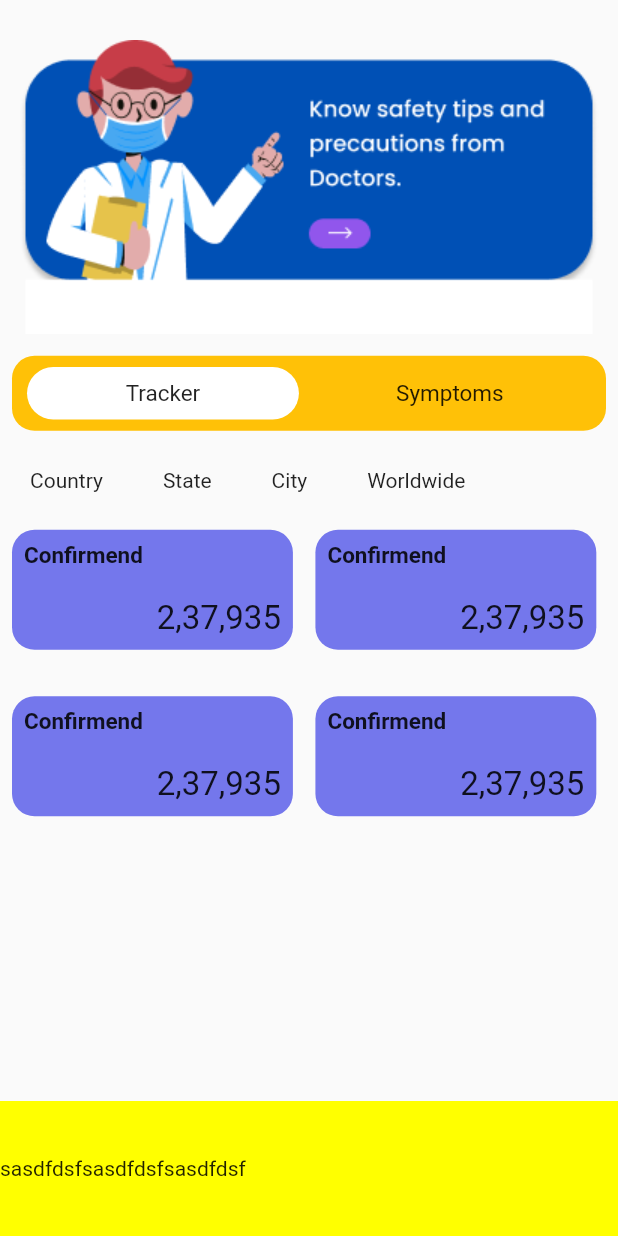
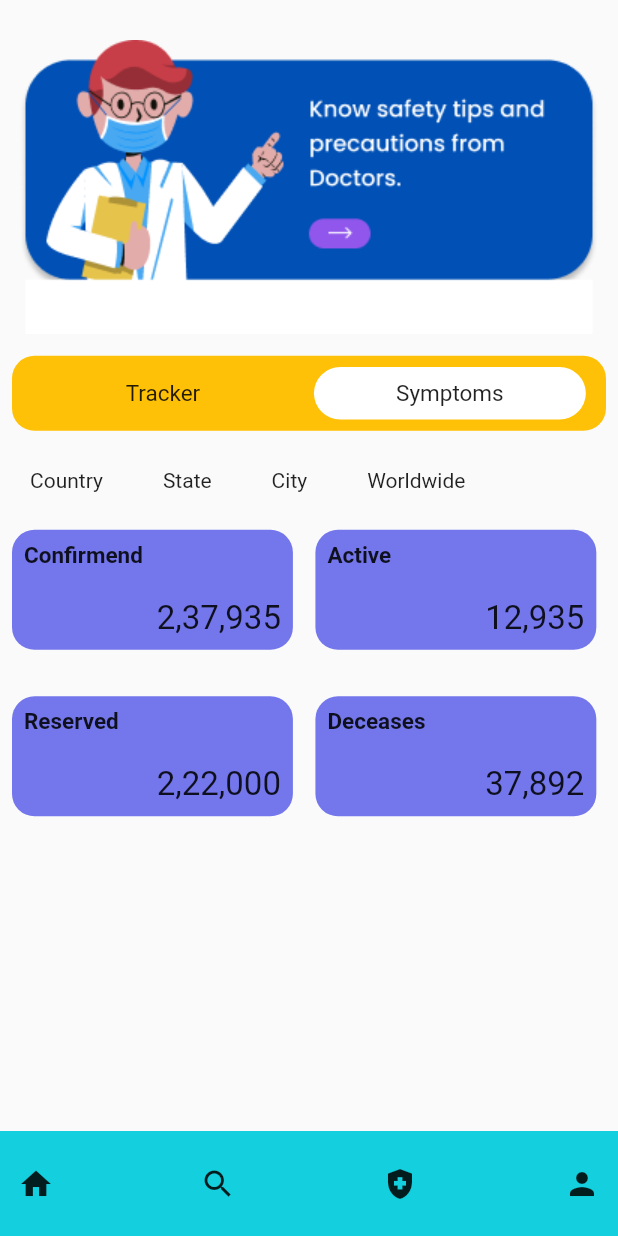
Before and after one commit to Covid-19-Self-Assistant/Final-Project-Mobile-APP, a Flutter app: the DetailsPage screen opened directly, on a phone screen of 412 x 824 dp. Run offline on Flutter 3.47's test engine with Material 2 defaults, Android fonts, the phone set to English and light mode, and no system bars; our stand-ins replace animate_do; missing offline and left inert: qr_code_scanner.

Commit message:
qr scanner

```diff
--- a/lib/details_pages/details_screen.dart
+++ b/lib/details_pages/details_screen.dart
@@ -1,3 +1,4 @@
+import 'package:dating_app/QR/scan.dart';
 import 'package:flutter/material.dart';
 
 class DetailsPage extends StatefulWidget {
@@ -11,17 +12,43 @@ class _DetailsPageState extends State<DetailsPage> {
   @override
   Widget build(BuildContext context) {
     final size = MediaQuery.of(context).size;
-    bool tracker = true;
-    bool symptoms = false;
+    bool tracker = false;
+    bool symptoms = true;
     return Scaffold(
       bottomNavigationBar: Container(
-        height: 90,
-        color: Colors.yellowAccent,
+        height: 70,
+        color: Color.fromARGB(255, 20, 207, 221),
         child: Row(
+          mainAxisAlignment: MainAxisAlignment.spaceBetween,
           children: [
-            Text("sasdfdsf"),
-            Text("sasdfdsf"),
-            Text("sasdfdsf"),
+            IconButton(
+              onPressed: () {},
+              icon: Icon(Icons.home),
+            ),
+
+            IconButton(
+              onPressed: () {},
+              icon: Icon(Icons.search),
+            ),
+
+            IconButton(
+              onPressed: () {
+                Navigator.of(context)
+                    .push(MaterialPageRoute(builder: (context) => Scan()));
+              },
+              icon: Icon(
+                Icons.health_and_safety,
+              ),
+            ),
+
+            IconButton(
+              onPressed: () {},
+              icon: Icon(Icons.person),
+            ),
+
+            // Text("sasdfdsf"),
+            // Text("sasdfdsf"),
+            // Text("sasdfdsf"),
           ],
         ),
       ),
@@ -121,8 +148,8 @@ class _DetailsPageState extends State<DetailsPage> {
                   ),
                   DetailsTile(
                       size: size,
-                      title: "Confirmend",
-                      count: "2,37,935",
+                      title: "Active",
+                      count: "12,935",
                       color: Color(0xff7477EC)),
                 ],
               ),
@@ -136,16 +163,16 @@ class _DetailsPageState extends State<DetailsPage> {
                 children: [
                   DetailsTile(
                       size: size,
-                      title: "Confirmend",
-                      count: "2,37,935",
+                      title: "Reserved",
+                      count: "2,22,000",
                       color: Color(0xff7477EC)),
                   SizedBox(
                     width: 15,
                   ),
                   DetailsTile(
                       size: size,
-                      title: "Confirmend",
-                      count: "2,37,935",
+                      title: "Deceases",
+                      count: "37,892",
                       color: Color(0xff7477EC)),
                 ],
               ),
--- a/lib/utils/button.dart
+++ b/lib/utils/button.dart
@@ -16,6 +16,7 @@ class Button {
           onPrimary: Colors.white,
           primary: Colors.redAccent[400],
           padding: EdgeInsets.all(20.0),
+
           shape: RoundedRectangleBorder(
               borderRadius: BorderRadius.circular(20.0))),
     );
--- a/pubspec.yaml
+++ b/pubspec.yaml
@@ -30,6 +30,7 @@ dependencies:
   cupertino_icons: ^1.0.2
   animate_do: ^2.0.0
   mrx_charts: ^0.1.3
+  qr_code_scanner: ^0.4.0
   flutter_signin_button: ^2.0.0
 
 dev_dependencies:
```
Also changed, not shown: lib/QR/scan.dart (added, +75 -0 lines), pubspec.lock, 4 other files.
